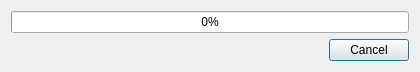
Qt form src/ui/TransferRequestProgressDialog.ui (trebleshot/desktop) before a commit.
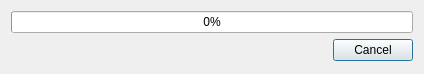
The same form after that commit.

Commit message: Fix closing due to dialog appearing on a non-ui thread

```diff
--- a/src/ui/TransferRequestProgressDialog.ui
+++ b/src/ui/TransferRequestProgressDialog.ui
@@ -6,8 +6,8 @@
    <rect>
     <x>0</x>
     <y>0</y>
-    <width>420</width>
-    <height>72</height>
+    <width>424</width>
+    <height>74</height>
    </rect>
   </property>
   <property name="windowTitle">
@@ -26,11 +26,23 @@
      <item>
       <widget class="QLabel" name="label">
        <property name="sizePolicy">
-        <sizepolicy hsizetype="Expanding" vsizetype="Preferred">
+        <sizepolicy hsizetype="Fixed" vsizetype="Preferred">
          <horstretch>0</horstretch>
          <verstretch>0</verstretch>
         </sizepolicy>
        </property>
+       <property name="minimumSize">
+        <size>
+         <width>0</width>
+         <height>0</height>
+        </size>
+       </property>
+       <property name="maximumSize">
+        <size>
+         <width>320</width>
+         <height>16777215</height>
+        </size>
+       </property>
        <property name="text">
         <string/>
        </property>
```
The commit also changes 4 other files.
